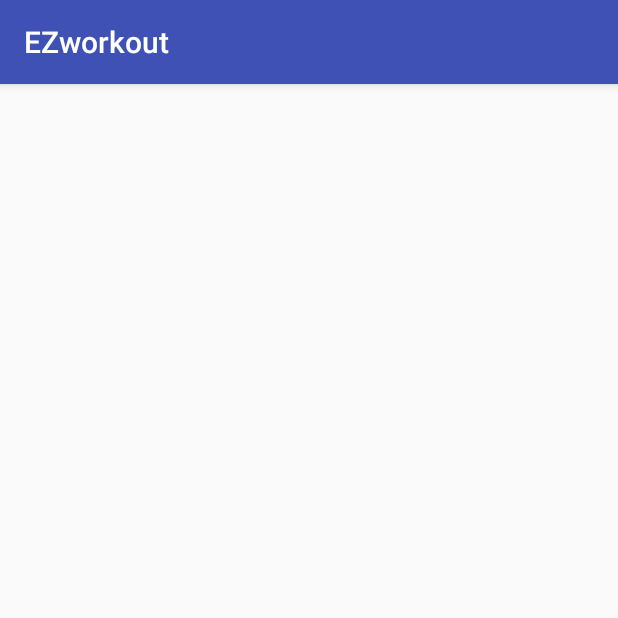
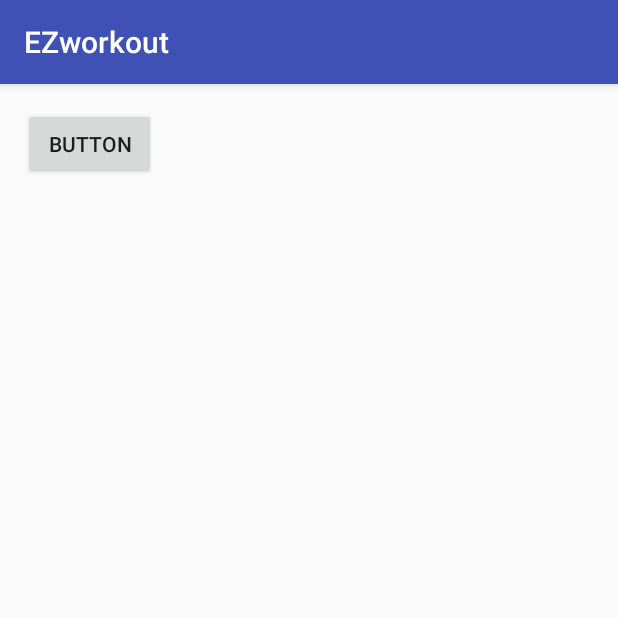
Before and after one commit to samTrent/EZ_workout, an Android app: the workoutDisplayActivity screen opened directly, with no data from a screen before it, on a phone screen of 412 x 824 dp, the top half of it. Run offline under Robolectric (Android 15) with nearby library versions, the phone set to English and light mode, and no system bars; libraries missing offline, so code that uses them is left out: com.j256.ormlite; 5 statements that could not run were skipped.

Commit message:
Pushing up stuff again

```diff
--- a/app/src/main/res/layout/activity_workout_display.xml
+++ b/app/src/main/res/layout/activity_workout_display.xml
@@ -12,13 +12,44 @@
     tools:context="com.example.samtrent.ezworkout.workoutDisplayActivity">
 
 
+    <Button
+        android:text="Button"
+        android:layout_width="wrap_content"
+        android:layout_height="wrap_content"
+        android:id="@+id/button"
+        android:layout_weight="1" />
+
+    <TextView
+    android:layout_width="229dp"
+    android:layout_height="40dp"
+    android:id="@+id/workoutTitle"
+    android:layout_marginStart="-275dp"
+    android:textAppearance="@style/TextAppearance.AppCompat.Large"
+
+
+    android:layout_alignParentTop="true"
+    android:layout_alignParentStart="true"
+    android:textStyle="normal|bold"
+    android:textAlignment="center"
+    android:textSize="30sp"
+        android:layout_alignEnd="@+id/imageView3" />
+
+    <ImageView
+    android:layout_width="250dp"
+    android:layout_height="173dp"
+    android:id="@+id/imageView3"
+    android:layout_marginTop="44dp"
+    android:layout_marginLeft="60dp"
+    android:layout_alignParentTop="false"
+    android:layout_centerHorizontal="true"
+        android:adjustViewBounds="false"
+        android:cropToPadding="false" />
+
     <ScrollView
         android:layout_width="match_parent"
         android:layout_height="match_parent"
         android:layout_alignParentTop="true"
         android:layout_alignParentStart="true">
-
-
 
 
         <LinearLayout
@@ -29,34 +60,14 @@
         android:layout_alignParentStart="true">
 
 
-        <ImageView
-            android:layout_width="250dp"
-            android:layout_height="173dp"
-            android:id="@+id/imageView3"
-            android:layout_marginTop="44dp"
-            android:layout_marginLeft="60dp"
-            android:layout_alignParentTop="false"
-            android:layout_centerHorizontal="true" />
-
-
             <TextView
                 android:layout_width="match_parent"
-            android:layout_height="35dp"
-            android:id="@+id/workoutTitle"
-            android:layout_marginStart="-275dp"
-            android:textAppearance="@style/TextAppearance.AppCompat.Large"
-
-
-            android:layout_alignParentTop="true"
-            android:layout_alignParentStart="true"
-            android:textStyle="normal|bold"
-            android:textAlignment="center"
-            android:textSize="30sp" />
-
-        <TextView
-            android:layout_width="match_parent"
-            android:layout_height="match_parent"
+                android:layout_height="wrap_content"
                 android:id="@+id/instructionText"
+                android:layout_marginBottom="113dp"
+                android:layout_marginLeft="100dp"
+                android:layout_marginRight="100dp"
+                android:layout_alignParentBottom="true"
                 android:layout_centerHorizontal="true"
                 android:layout_weight="1" />
 
@@ -64,4 +75,5 @@
         </LinearLayout>
 
     </ScrollView>
+
 </RelativeLayout>
```
Lines whose indentation alone changed are shown as unchanged.
